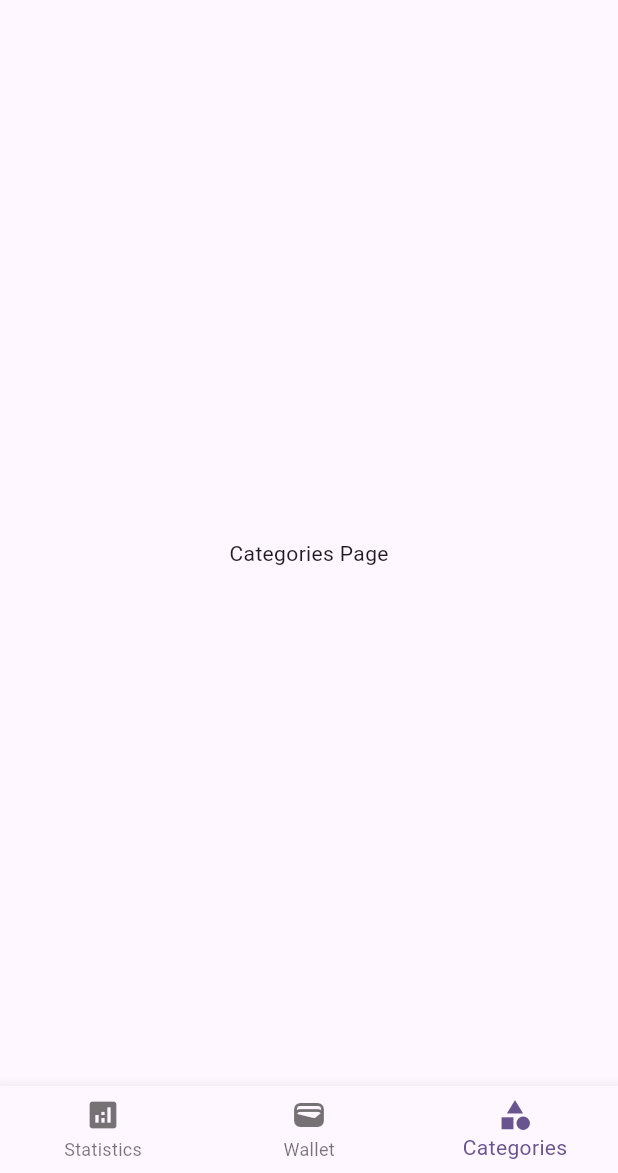
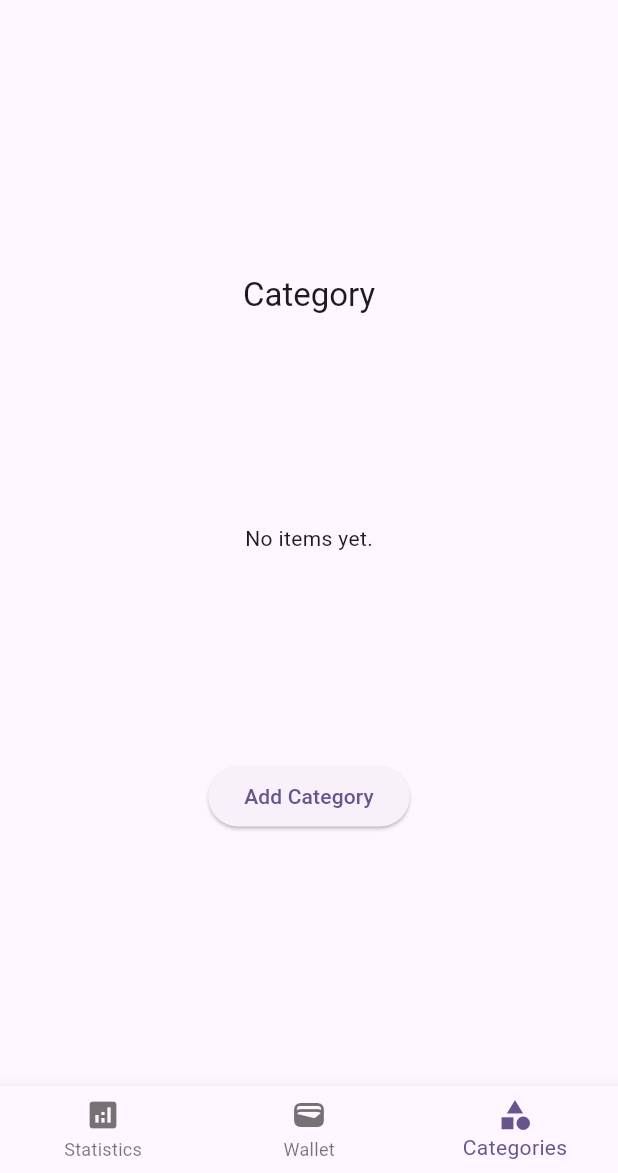
Before and after one commit to sepehrkianian09/flutter_project_sample_1, a Flutter app: the screen it shows after launch, item 3 of the bottom bar chosen, on a phone screen of 412 x 824 dp, the part 63-1236 px from its top. Run offline on Flutter 3.47's test engine with Material 3 defaults, Android fonts, the phone set to English and light mode, and no system bars; our stand-ins replace flutter_form_builder, form_builder_validators, get, hive_ce_flutter; accounts and stored records are empty.

Commit message:
feat(category): init the whole structure

```diff
--- a/lib/controllers/category.dart
+++ b/lib/controllers/category.dart
@@ -3,21 +3,28 @@ import 'package:project_1/models/category.dart';
 import 'package:project_1/services/category.dart';
 
 class CategoryController {
-  final _service = Get.find<CategoryService>();
+  final _categoryService = Get.find<CategoryService>();
 
   List<Category> getCategories() {
-    return _service.getCategories();
+    return _categoryService.getCategories();
   }
 
-  void addCategory(String name) {
+  void addCategory({required String name}) {
     if (containsCategory(name)) {
       throw "Repeated category";
     }
 
-    _service.addCategory(Category(name: name));
+    final theCategory = Category(name: name);
+    _categoryService.addCategory(theCategory);
+    categories.add(theCategory);
   }
 
   bool containsCategory(String categoryName) {
-    return getCategories().any((category) => category.name == categoryName);
+    return categories.any((category) => category.name == categoryName);
+  }
+
+  RxList<Category> categories;
+  CategoryController() : categories = <Category>[].obs {
+    categories.value = _categoryService.getCategories();
   }
 }
--- a/lib/services/category.dart
+++ b/lib/services/category.dart
@@ -17,24 +17,27 @@ class CategoryParser extends ObjectParser<Category> {
 }
 
 class CategoryService {
+  CategoryService() {
+    _retrieveCategories();
+  }
+
   final _storage = Get.find<DataStorage>();
 
+  List<Category> _categories = [];
   final _categorySerializer = ListSerializer<Category>(CategoryParser());
 
-  List<Category>? _categories;
+  void _retrieveCategories() {
+    if (_storage.containsKey('incomes')) {
+      _categories = _categorySerializer.parse(_storage.get('incomes'));
+    }
+  }
+
   List<Category> getCategories() {
-    if (_categories == null) {
-      if (_storage.containsKey('categories')) {
-        _categories = _categorySerializer.parse(_storage.get('categories'));
-      } else {
-        _categories = [Category(name: '1')];
-      }
-    }
-    return _categories!;
+    return _categories.toList();
   }
 
   addCategory(Category aCategory) {
-    getCategories().add(aCategory);
+    _categories.add(aCategory);
     _storage.add('categories', _categorySerializer.stringify(getCategories()));
   }
 }
--- a/lib/views/dashboard/categories.dart
+++ b/lib/views/dashboard/categories.dart
@@ -1,8 +1,103 @@
+import 'package:flutter/material.dart';
+import 'package:flutter/src/material/list_tile.dart';
 import 'package:flutter/widgets.dart';
+import 'package:get/get.dart';
+import 'package:project_1/controllers/category.dart';
+import 'package:project_1/models/category.dart';
+import 'package:project_1/views/dashboard/addCategory.dart';
+import 'package:project_1/views/dashboard/wallet/transactionItemCollection.dart';
+
+import 'wallet/collectionLayoutBuilder.dart';
+
+class CategoryItemsCollection extends Transactionitemcollection<Category> {
+  CategoryItemsCollection({required super.itemList});
+
+  @override
+  ListTile createElementTileWidget(int index, Category aCategory) {
+    return ListTile(
+      title: Text("Category ${index + 1}"),
+      subtitle: Column(
+        crossAxisAlignment: CrossAxisAlignment.start,
+        children: [
+          getPropertyUnderlinedText(property: "Name", value: aCategory.name),
+        ],
+      ),
+      trailing: IconButton(
+        icon: Icon(Icons.delete),
+        onPressed: () => print('deleted'),
+      ),
+    );
+  }
+
+  @override
+  Widget getAddItemWidget() {
+    return AddCategoryWidget();
+  }
+
+  @override
+  String getTitle() {
+    return "Category";
+  }
+}
 
 class CategoriesWidget extends StatelessWidget {
+  final _controller = Get.find<CategoryController>();
+
+  CategoriesWidget({super.key}) {
+    itemCollections = [
+      CategoryItemsCollection(itemList: _controller.categories),
+    ];
+  }
+
+  Widget _getResponsiveGridView(
+    BuildContext context, {
+    required List<Widget> children,
+  }) {
+    final gridElementMaxWidth = 500.0;
+    final screenWidth = MediaQuery.of(context).size.width;
+    final crossAxisCount = screenWidth > gridElementMaxWidth ? 2 : 1;
+    final antiCrossAxisCount = crossAxisCount == 1 ? 2 : 1;
+
+    return Center(
+      child: ConstrainedBox(
+        constraints: BoxConstraints(
+          maxWidth: gridElementMaxWidth,
+          maxHeight: gridElementMaxWidth * antiCrossAxisCount,
+        ),
+        child: GridView.count(
+          shrinkWrap: true,
+          crossAxisCount: 1,
+          crossAxisSpacing: 12,
+          mainAxisSpacing: 12,
+          children: children,
+        ),
+      ),
+    );
+  }
+
+  List<Transactionitemcollection> itemCollections = [];
+  final Collectionlayoutbuilder collectionlayoutbuilder =
+      ConcreteCollectionLayoutBuilder();
+
   @override
   Widget build(BuildContext context) {
-    return Center(child: Text('Categories Page'));
+    return Column(
+      children: [
+        Expanded(
+          child: _getResponsiveGridView(
+            context,
+            children:
+                itemCollections
+                    .map(
+                      (itemCollection) => collectionlayoutbuilder.build(
+                        context,
+                        itemCollection,
+                      ),
+                    )
+                    .toList(),
+          ),
+        ),
+      ],
+    );
   }
 }
```
Also changed, not shown: lib/views/dashboard/addCategory.dart (added, +48 -0 lines).
